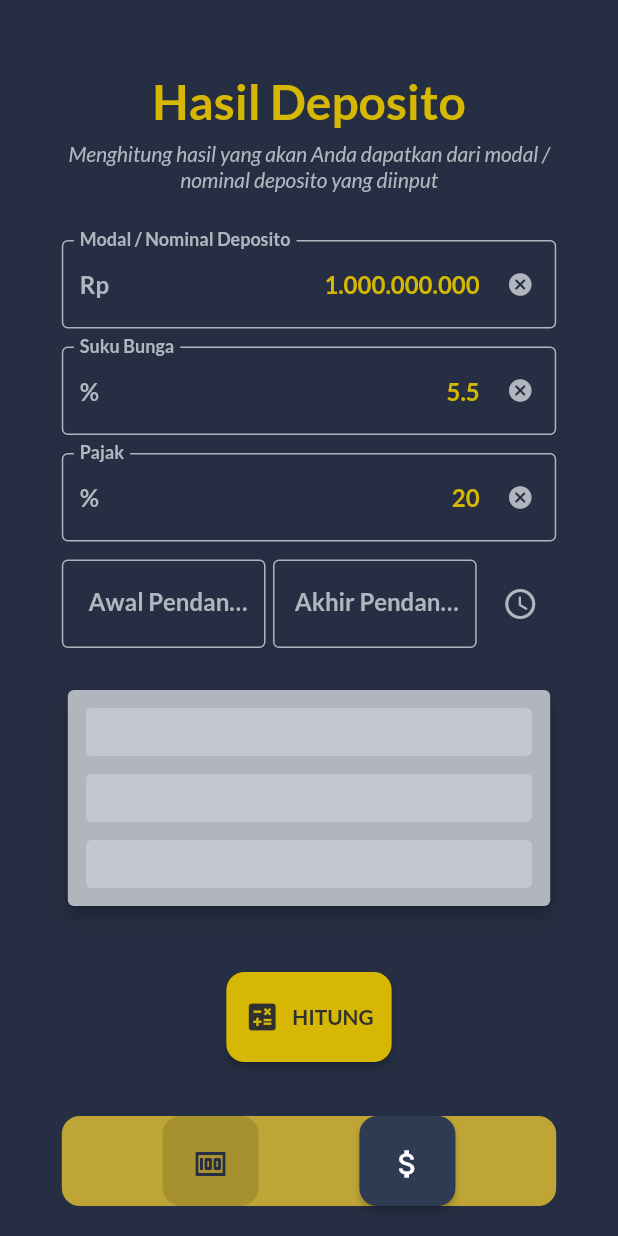
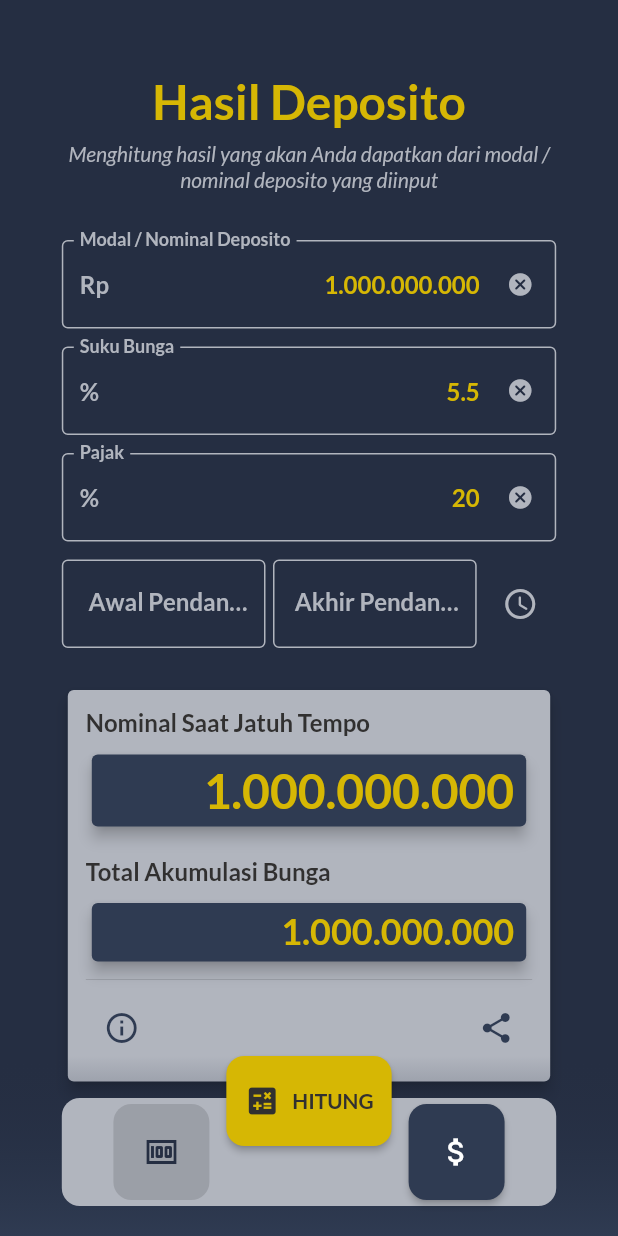
Before and after one commit to projo27/kalkulator_deposito, a Flutter app: the screen it shows after launch, on a phone screen of 412 x 824 dp. Run offline on Flutter 3.47's test engine with Material 2 defaults, Android fonts, the phone set to English and light mode, and no system bars; drawn by our look-alikes of fade_shimmer; our stand-ins replace google_fonts, mask_text_input_formatter.

Commit message:
update layout

```diff
--- a/lib/const.dart
+++ b/lib/const.dart
@@ -26,6 +26,13 @@ class Textstyle {
       color: Colour.text,
       fontWeight: FontWeight.bold,
       fontSize: 32,
+    ),
+  );
+  static TextStyle title2 = GoogleFonts.lato(
+    textStyle: TextStyle(
+      color: Colour.text,
+      fontWeight: FontWeight.bold,
+      fontSize: 24,
     ),
   );
   static TextStyle subtitle = GoogleFonts.lato(
--- a/lib/data_provider.dart
+++ b/lib/data_provider.dart
@@ -154,7 +154,18 @@ class DatePeriod {
   }
 }
 
+final List<DatePeriod> periodData = [
+  DatePeriod(period: 1, periodType: PeriodType.month),
+  DatePeriod(period: 3, periodType: PeriodType.month),
+  DatePeriod(period: 6, periodType: PeriodType.month),
+  DatePeriod(period: 9, periodType: PeriodType.month),
+  DatePeriod(period: 1, periodType: PeriodType.year),
+  DatePeriod(period: 2, periodType: PeriodType.year),
+  DatePeriod(period: 3, periodType: PeriodType.year),
+];
+
 class DataProvider extends ChangeNotifier {
+  bool _isLoading = false;
   Datetype _dateType = Datetype.dateRange;
   DateRange _dateRange = DateRange(
     startDate: DateTime.now(),
@@ -186,6 +197,12 @@ class DataProvider extends ChangeNotifier {
   Datetype get dateType => _dateType;
   DateRange get dateRange => _dateRange;
   DatePeriod get datePeriod => _datePeriod;
+  bool get isLoading => _isLoading;
+
+  set isLoading(bool value) {
+    _isLoading = value;
+    notifyListeners();
+  }
 
   void setDateType(Datetype dateType) {
     _dateType = dateType;
@@ -202,7 +219,7 @@ class DataProvider extends ChangeNotifier {
     notifyListeners();
   }
 
-  void set resultData(data) {
+  set resultData(data) {
     _resultData = data;
     notifyListeners();
   }
@@ -211,4 +228,27 @@ class DataProvider extends ChangeNotifier {
     _nominalData = data;
     notifyListeners();
   }
+
+  num calculateInterestPerAnual() {
+    return _resultData.interest / _datePeriod.dateCount;
+  }
+
+  void calculateResultData() {
+    _isLoading = true;
+    notifyListeners();
+    Future.delayed(const Duration(seconds: 1), () {
+      // _resultData = _resultData.copywith(
+      //   resultNominal: _nominalData.nominalFund! *
+      //       (_resultData.interest / 100) *
+      //       _dateCountOfPeriodType(_datePeriod.periodType),
+      //   resultInterest: _resultData.nominalFund *
+      //       (_resultData.interest / 100) *
+      //       _dateCountOfPeriodType(_datePeriod.periodType),
+      //   resultTax: _resultData.resultInterest! *
+      //       (_resultData.taxPercent / 100),
+      // );
+      _isLoading = false;
+      notifyListeners();
+    });
+  }
 }
--- a/lib/main.dart
+++ b/lib/main.dart
@@ -62,36 +62,56 @@ class _HomePageState extends State<HomePage> {
 
   @override
   Widget build(BuildContext context) {
+    DataProvider data = context.watch<DataProvider>();
     return Scaffold(
       backgroundColor: Colour.background,
-      body: Column(
-        mainAxisAlignment: MainAxisAlignment.spaceBetween,
-        crossAxisAlignment: CrossAxisAlignment.stretch,
-        mainAxisSize: MainAxisSize.max,
+      body: SizedBox(
+        height: MediaQuery.of(context).size.height,
+        child: Stack(
           children: [
-          Expanded(
+            SizedBox(
+              height: MediaQuery.of(context).size.height - 60,
               child: Center(
                 child: SingleChildScrollView(
                   child: Padding(
                     padding: EdgeInsets.symmetric(
-                      horizontal: (0.2 * MediaQuery.of(context).size.width / 2),
+                        horizontal:
+                            (0.2 * MediaQuery.of(context).size.width / 2),
                         vertical: 48),
                     child: content,
                   ),
                 ),
               ),
             ),
-          Center(
+            Align(
+              alignment: Alignment.bottomCenter,
               child: Container(
                 decoration: BoxDecoration(
-                color: Colour.primaryContainer,
+                  gradient: LinearGradient(
+                    begin: Alignment.topCenter,
+                    end: Alignment.bottomCenter,
+                    colors: [
+                      Colour.background.withOpacity(0),
+                      Colour.backgroundContainer
+                    ],
+                  ),
+                ),
+                // color: LinearGradient(colors: [Colour.primary, Colour.secondary]),
+                height: 120,
+                child: Stack(
+                  children: [
+                    Align(
+                      alignment: Alignment.bottomCenter,
+                      child: Container(
+                        decoration: BoxDecoration(
+                          color: Colour.text,
                           borderRadius: const BorderRadius.all(
                             Radius.circular(12),
                           ),
                         ),
                         margin: const EdgeInsets.all(20),
-              height: 60,
                         width: 0.8 * MediaQuery.of(context).size.width,
+                        height: 72,
                         child: Row(
                           mainAxisAlignment: MainAxisAlignment.spaceEvenly,
                           children: [
@@ -111,10 +131,11 @@ class _HomePageState extends State<HomePage> {
                                   shape: RoundedRectangleBorder(
                                     borderRadius: BorderRadius.circular(12),
                                   ),
-                        padding: const EdgeInsets.symmetric(vertical: 12)),
+                                  padding:
+                                      const EdgeInsets.symmetric(vertical: 12)),
                               // color: Colour.background,
                             ),
-                  // const SizedBox(width: 10),
+                            const SizedBox(width: 64),
                             ElevatedButton(
                               onPressed: _page == ThePage.nominal
                                   ? null
@@ -131,15 +152,48 @@ class _HomePageState extends State<HomePage> {
                                 shape: RoundedRectangleBorder(
                                   borderRadius: BorderRadius.circular(12),
                                 ),
-                      padding: const EdgeInsets.symmetric(vertical: 12),
+                                padding:
+                                    const EdgeInsets.symmetric(vertical: 12),
                               ),
                               // color: Colour.primary,
                             ),
                           ],
                         ),
                       ),
+                    ),
+                    Align(
+                      alignment: Alignment.topCenter,
+                      child: SizedBox(
+                        height: 60,
+                        child: ElevatedButton.icon(
+                          onPressed: () {
+                            data.isLoading = !data.isLoading;
+                          },
+                          icon: Icon(
+                            Icons.calculate,
+                            color: Colour.textAccent,
+                          ),
+                          label: Text(
+                            "HITUNG",
+                            style: Textstyle.bodyBold
+                                .copyWith(color: Colour.textAccent),
+                          ),
+                          style: ElevatedButton.styleFrom(
+                            primary: Colour.primary,
+                            shape: RoundedRectangleBorder(
+                              borderRadius: BorderRadius.circular(12),
+                            ),
+                            padding: const EdgeInsets.all(12),
+                          ),
+                        ),
+                      ),
+                    ),
+                  ],
+                ),
+              ),
             )
           ],
+        ),
       ),
     );
   }
@@ -151,15 +205,7 @@ class PeriodListBox extends StatelessWidget {
 
   TextEditingController periodCtrl = TextEditingController();
 
-  final List<DatePeriod> _periodData = [
-    DatePeriod(period: 1, periodType: PeriodType.month),
-    DatePeriod(period: 3, periodType: PeriodType.month),
-    DatePeriod(period: 6, periodType: PeriodType.month),
-    DatePeriod(period: 9, periodType: PeriodType.month),
-    DatePeriod(period: 1, periodType: PeriodType.year),
-    DatePeriod(period: 2, periodType: PeriodType.year),
-    DatePeriod(period: 3, periodType: PeriodType.year),
-  ];
+  final List<DatePeriod> _periodData = periodData;
 
   showPeriodList(BuildContext context) {
     showModalBottomSheet(
--- a/lib/result_calculator.dart
+++ b/lib/result_calculator.dart
@@ -19,8 +19,6 @@ class ResultCalculator extends StatefulWidget {
 
 class _ResultCalculatorState extends State<ResultCalculator> {
   late TextEditingController _nominalFundCtrl, _interestCtrl, _taxPercentCtrl;
-
-  bool _loading = true;
 
   CurrencyTextInputFormatter _nominalFundFormatter = CurrencyTextInputFormatter(
           decimalDigits: 0, locale: 'id_ID', symbol: ""),
@@ -193,36 +191,10 @@ class _ResultCalculatorState extends State<ResultCalculator> {
           child: Container(
             width: MediaQuery.of(context).size.width,
             padding: const EdgeInsets.all(12),
-            child: _loading ? const LoaderShimmer() : const Result(),
+            child: data.isLoading ? const LoaderShimmer() : const Result(),
           ),
         ),
-        const SizedBox(height: 40),
-        SizedBox(
-          height: 60,
-          child: ElevatedButton.icon(
-            onPressed: () {
-              setState(() {
-                _loading = !_loading;
-              });
-            },
-            icon: Icon(
-              Icons.calculate,
-              color: Colour.textAccent,
-            ),
-            label: Text(
-              "HITUNG",
-              style: Textstyle.bodyBold.copyWith(color: Colour.textAccent),
-            ),
-            style: ElevatedButton.styleFrom(
-              primary: Colour.primary,
-              shape: RoundedRectangleBorder(
-                borderRadius: BorderRadius.circular(12),
-              ),
-              padding: const EdgeInsets.all(12),
-            ),
-          ),
-        ),
-        const SizedBox(height: 42)
+        const SizedBox(height: 40)
       ],
     );
   }
@@ -234,15 +206,56 @@ class Result extends StatelessWidget {
   @override
   Widget build(BuildContext context) {
     return Column(
-      crossAxisAlignment: CrossAxisAlignment.start,
+      crossAxisAlignment: CrossAxisAlignment.stretch,
       children: [
         Text(
           "Nominal Saat Jatuh Tempo",
           style: Textstyle.subtitle.copyWith(color: Colour.textAccent),
         ),
+        const SizedBox(height: 8),
+        Card(
+          color: Colour.backgroundContainer,
+          elevation: 4,
+          child: Padding(
+            padding: const EdgeInsets.only(
+              top: 4,
+              right: 8,
+              left: 8,
+              bottom: 6,
+            ),
+            child: Text(
+              "1.000.000.000",
+              style: Textstyle.title.copyWith(
+                color: Colour.primary,
+              ),
+              textAlign: TextAlign.right,
+            ),
+          ),
+        ),
+        const SizedBox(height: 16),
         Text(
           "Total Akumulasi Bunga",
           style: Textstyle.subtitle.copyWith(color: Colour.textAccent),
+        ),
+        const SizedBox(height: 8),
+        Card(
+          color: Colour.backgroundContainer,
+          elevation: 4,
+          child: Padding(
+            padding: const EdgeInsets.only(
+              top: 4,
+              right: 8,
+              left: 8,
+              bottom: 6,
+            ),
+            child: Text(
+              "1.000.000.000",
+              style: Textstyle.title2.copyWith(
+                color: Colour.primary,
+              ),
+              textAlign: TextAlign.right,
+            ),
+          ),
         ),
         const Divider(),
         Row(
@@ -287,7 +300,7 @@ class LoaderShimmer extends StatelessWidget {
           radius: 4,
           highlightColor: Colour.text,
           baseColor: Colors.white24,
-          millisecondsDelay: 10,
+          millisecondsDelay: 0,
         ),
         const SizedBox(height: 12),
         FadeShimmer(
@@ -296,7 +309,7 @@ class LoaderShimmer extends StatelessWidget {
           radius: 4,
           highlightColor: Colour.text,
           baseColor: Colors.white24,
-          millisecondsDelay: 110,
+          millisecondsDelay: 50,
         ),
         const SizedBox(height: 12),
         FadeShimmer(
@@ -305,7 +318,7 @@ class LoaderShimmer extends StatelessWidget {
           radius: 4,
           highlightColor: Colour.text,
           baseColor: Colors.white24,
-          millisecondsDelay: 210,
+          millisecondsDelay: 100,
         ),
       ],
     );
```
Also changed, not shown: pubspec.lock, 1 other file. Lines whose indentation alone changed are shown as unchanged.
